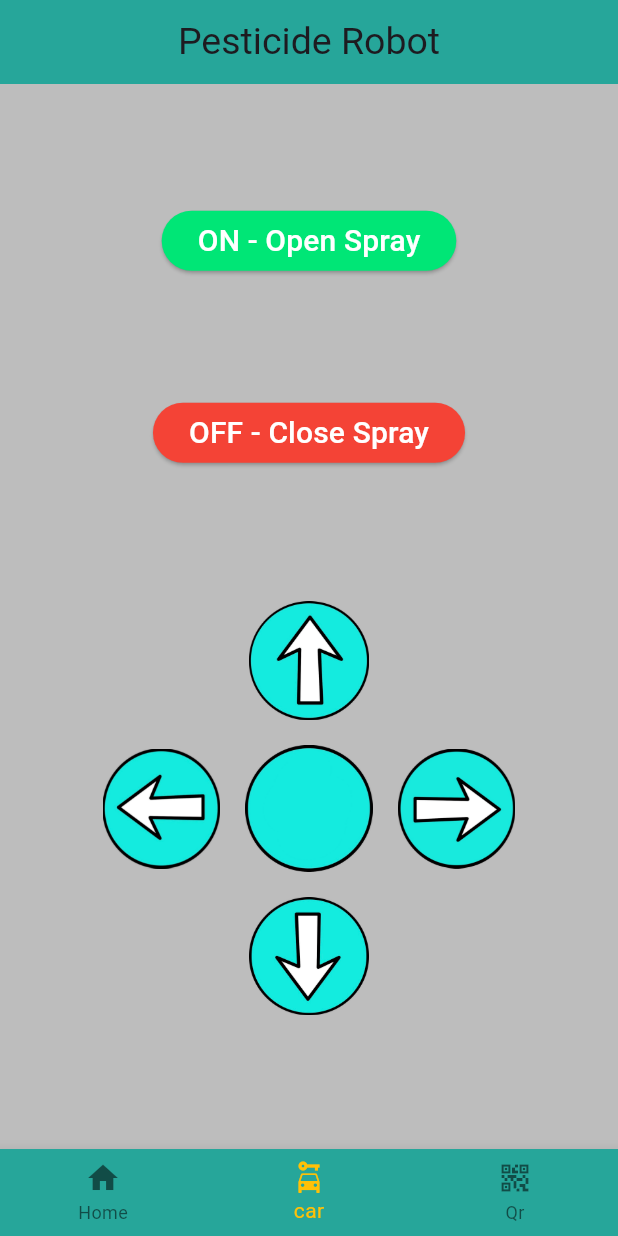
After one commit to Abdo-Elsabagh/Agribot, a Flutter app: the NavigationScreen screen opened directly, item 2 of the bottom bar chosen, on a phone screen of 412 x 824 dp. The commit adds this screen. Run offline on Flutter 3.47's test engine with Material 3 defaults, Android fonts, the phone set to English and light mode, and no system bars; our stand-ins replace liquid_pull_to_refresh, percent_indicator; missing offline and left inert: charts_painter, dart:ffi, flutter_barcode_scanner.

Commit message:
add NavigationBar

```diff
--- /dev/null
+++ b/lib/NavigationBar/NavigationBar.dart
@@ -0,0 +1,51 @@
+import 'package:flutter/material.dart';
+import 'package:flutter_application_1/NavigationBar/QR.dart';
+import 'package:flutter_application_1/NavigationBar/car.dart';
+import 'package:flutter_application_1/home-view.dart';
+import 'package:flutter_application_1/login_view.dart';
+
+class NavigationScreen extends StatefulWidget {
+  @override
+  _NavigationScreenState createState() => _NavigationScreenState();
+}
+
+class _NavigationScreenState extends State<NavigationScreen> {
+  int _currentIndex = 0;
+
+  final List<Widget> _pages = [
+    HomeView(),
+    Car(),
+    Qr()
+  ];
+
+  @override
+  Widget build(BuildContext context) {
+    return Scaffold(
+      body: _pages[_currentIndex],
+      bottomNavigationBar: BottomNavigationBar(
+        backgroundColor: Colors.teal[400],
+        selectedItemColor: Colors.amber,
+        currentIndex: _currentIndex,
+        onTap: (index) {
+          setState(() {
+            _currentIndex = index;
+          });
+        },
+        items: [
+          BottomNavigationBarItem(
+            icon: Icon(Icons.home),
+            label: 'Home',
+          ),
+          BottomNavigationBarItem(
+            icon: Icon(Icons.car_rental),
+            label: 'car',
+          ),
+          BottomNavigationBarItem(
+            icon: Icon(Icons.qr_code_2_outlined),
+            label: 'Qr',
+          ),
+        ],
+      ),
+    );
+  }
+}
--- /dev/null
+++ b/lib/NavigationBar/car.dart
@@ -0,0 +1,143 @@
+import 'dart:ffi';
+
+import 'package:flutter/material.dart';
+
+
+
+
+
+class Car extends StatelessWidget {
+  @override
+  Widget build(BuildContext context) {
+    return Scaffold(
+      backgroundColor: Colors.grey.shade400,
+      appBar: AppBar(
+        centerTitle: true,
+        backgroundColor: Colors.teal.shade400,
+        title: Text(
+          'Pesticide Robot',
+          style: TextStyle(fontSize: 25, fontWeight: FontWeight.normal),
+        ),
+
+      ),
+      body: Column(
+        mainAxisAlignment: MainAxisAlignment.center,
+
+        children: [
+          ElevatedButton(
+            onPressed: () {
+              print('ON button pressed');
+            },
+            style:ElevatedButton.styleFrom(
+              backgroundColor: Colors.greenAccent.shade400,
+            ) ,
+
+            child: const Text(
+              'ON - Open Spray',
+              style: TextStyle(
+                color:Colors.white,
+                fontSize: 20.0,
+              ),
+            ),
+          ),
+          SizedBox(
+              height: 80.0
+          ),
+          ElevatedButton(
+            onPressed: () {
+              print('OFF button pressed');
+            },
+            style: ElevatedButton.styleFrom(
+              backgroundColor: Colors.red.shade500, // لون الخلفية
+            ),
+
+            child: const Text(
+              'OFF - Close Spray',
+              style: TextStyle(
+                color:Colors.white,
+                fontSize: 20.0,
+              ),
+            ),
+          ),
+          SizedBox(
+            height: 80.0,
+          ),
+          Row(
+            mainAxisAlignment: MainAxisAlignment.center,
+            children: [
+              ArrowButton(imagePath: 'assets/up_arrow.PNG', onPressed: () => _handleArrowPress('Up')),
+            ],
+          ),
+          Row(
+            mainAxisAlignment: MainAxisAlignment.center,
+            children: [
+              ArrowButton(imagePath: 'assets/left_arrow.PNG', onPressed: () => _handleArrowPress('Left')),
+              StopButton(imagePath: 'assets/stop_button.PNG', onPressed: () => _handleStopPress()),
+              ArrowButton(imagePath: 'assets/right_arrow.PNG', onPressed: () => _handleArrowPress('Right')),
+            ],
+          ),
+          Row(
+            mainAxisAlignment: MainAxisAlignment.center,
+            children: [
+              ArrowButton(imagePath: 'assets/down_arrow.PNG', onPressed: () => _handleArrowPress('Down')),
+            ],
+          ),
+        ],
+      ),
+    );
+  }
+
+  void _handleArrowPress(String direction) {
+    // تنفيذ العمليات المناسبة عند الضغط على الأسهم هنا
+    print('Arrow pressed: $direction');
+  }
+
+  void _handleStopPress() {
+    // تنفيذ العمليات المناسبة عند الضغط على الزر الدائري هنا
+    print('Stop button pressed');
+  }
+}
+
+class ArrowButton extends StatelessWidget {
+  final String imagePath;
+  final VoidCallback onPressed;
+
+  ArrowButton({required this.imagePath, required this.onPressed});
+
+  @override
+  Widget build(BuildContext context) {
+    return InkWell(
+      onTap: onPressed,
+      child: Padding(
+        padding: const EdgeInsets.all(8.0),
+        child: Image.asset(
+          imagePath,
+          width: 80.0,
+          height: 80.0,
+        ),
+      ),
+    );
+  }
+}
+
+class StopButton extends StatelessWidget {
+  final String imagePath;
+  final VoidCallback onPressed;
+
+  StopButton({required this.imagePath, required this.onPressed});
+
+  @override
+  Widget build(BuildContext context) {
+    return InkWell(
+      onTap: onPressed,
+      child: Padding(
+        padding: const EdgeInsets.all(8.0),
+        child: Image.asset(
+          imagePath,
+          width: 85.0,
+          height: 85.0,
+        ),
+      ),
+    );
+  }
+}
--- a/lib/login_view.dart
+++ b/lib/login_view.dart
@@ -1,6 +1,7 @@
 import 'dart:io';
 
 import 'package:flutter/material.dart';
+import 'package:flutter_application_1/NavigationBar/NavigationBar.dart';
 import 'package:flutter_application_1/home-view.dart';
 import 'package:flutter_application_1/regisyer_viem.dart';
 import 'package:flutter_application_1/test.dart';
@@ -78,7 +79,7 @@ class _LoginViemState extends State<LoginViem> {
             GestureDetector(
                 onTap: () {
                   Navigator.of(context).pushReplacement(MaterialPageRoute(
-                    builder: (context) => const HomeView(),
+                    builder: (context) =>  NavigationScreen(),
                   ));
                 },
                 child: Container(
--- a/lib/regisyer_viem.dart
+++ b/lib/regisyer_viem.dart
@@ -1,4 +1,6 @@
 import 'package:flutter/material.dart';
+import 'package:flutter_application_1/NavigationBar/NavigationBar.dart';
+import 'package:flutter_application_1/NavigationBar/NavigationBar.dart';
 import 'package:flutter_application_1/home-view.dart';
 import 'package:flutter_application_1/login_view.dart';
 import 'package:flutter_application_1/test.dart';
@@ -96,7 +98,7 @@ class _RegisterViewState extends State<RegisterView> {
                 ),
                 onPressed: () {
                   Navigator.of(context).pushReplacement(MaterialPageRoute(
-                      builder: (context) => const HomeView()));
+                      builder: (context) =>  NavigationScreen()));
                 },
                 child: const Text('SignUp')),
             const SizedBox(
--- a/pubspec.yaml
+++ b/pubspec.yaml
@@ -41,6 +41,7 @@ dependencies:
   http: ^1.1.2
   percent_indicator: ^3.0.0
   gauge_indicator: ^0.4.3
+  flutter_barcode_scanner: ^2.0.0
 
 dev_dependencies:
   flutter_test:
```
Also changed, not shown: lib/NavigationBar/QR.dart (added, +60 -0 lines), lib/add_figma/navigationBar.dart (added, +142 -0 lines), assets/down_arrow.PNG (added), assets/left_arrow.PNG (added), assets/right_arrow.PNG (added), assets/stop_button.PNG (added), assets/up_arrow.PNG (added), pubspec.lock.
